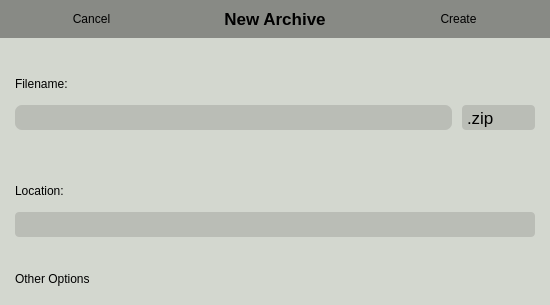
Qt form ui_files/createNewArchive.ui (ismaildrcn/archiveManager) before a commit.
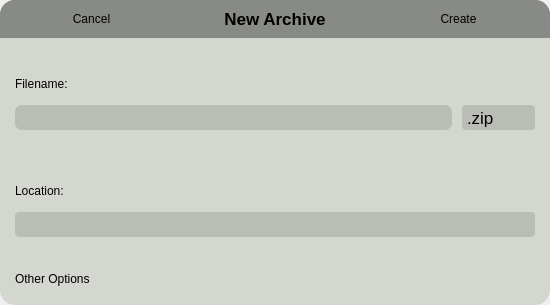
The same form after that commit. Icons and pictures are not drawn.

Commit message: Create the archive file createArchive was written

```diff
--- a/ui_files/createNewArchive.ui
+++ b/ui_files/createNewArchive.ui
@@ -81,7 +81,9 @@
    <item alignment="Qt::AlignTop">
     <widget class="QWidget" name="widget" native="true">
      <property name="styleSheet">
-      <string notr="true">background-color: rgb(136, 138, 133);</string>
+      <string notr="true">background-color: rgb(136, 138, 133);
+border-top-left-radius:15px;
+border-top-right-radius:15px;</string>
      </property>
      <layout class="QHBoxLayout" name="horizontalLayout">
       <property name="spacing">
@@ -186,7 +188,11 @@
       </sizepolicy>
      </property>
      <property name="styleSheet">
-      <string notr="true">background-color: rgb(211, 215, 207);</string>
+      <string notr="true">QWidget#widget_2{
+background-color: rgb(211, 215, 207);
+border-bottom-left-radius:15px;
+border-bottom-right-radius:15px;
+}</string>
      </property>
      <layout class="QVBoxLayout" name="verticalLayout_2">
       <property name="spacing">
```
Left out of the diff: 4 changed lines with no effect on the pictures. The commit also changes 4 other files.
